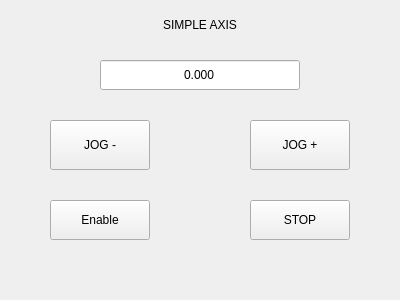
The window that ethercat_test_config/control_simple.ui (jkkicks/sawnders) describes before a commit, drawn with Qt 5.
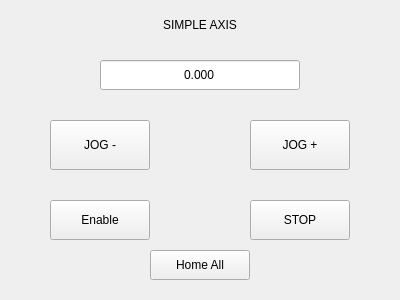
The same window after the commit.

Commit message: rework enable sequence and delays

```diff
--- a/ethercat_test_config/control_simple.ui
+++ b/ethercat_test_config/control_simple.ui
@@ -103,6 +103,19 @@
     <string>STOP</string>
    </property>
   </widget>
+  <widget class="QPushButton" name="homeButton">
+   <property name="geometry">
+    <rect>
+     <x>150</x>
+     <y>250</y>
+     <width>100</width>
+     <height>30</height>
+    </rect>
+   </property>
+   <property name="text">
+    <string>Home All</string>
+   </property>
+  </widget>
  </widget>
  <resources/>
  <connections/>
```
The commit also changes 1 other file.
